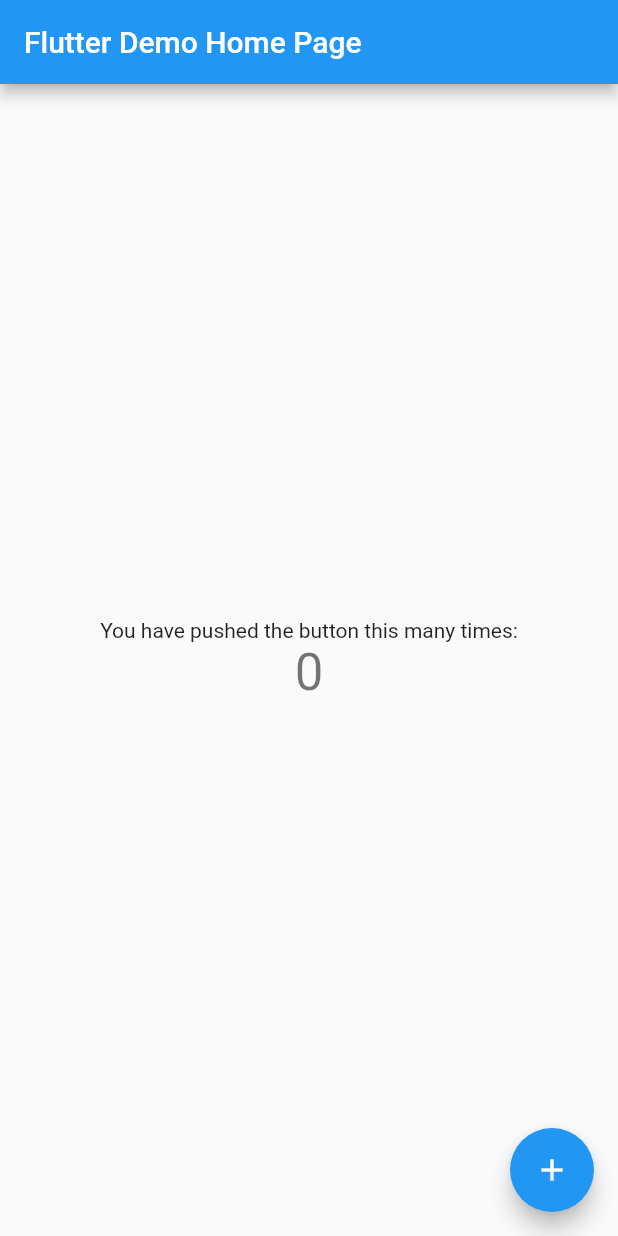
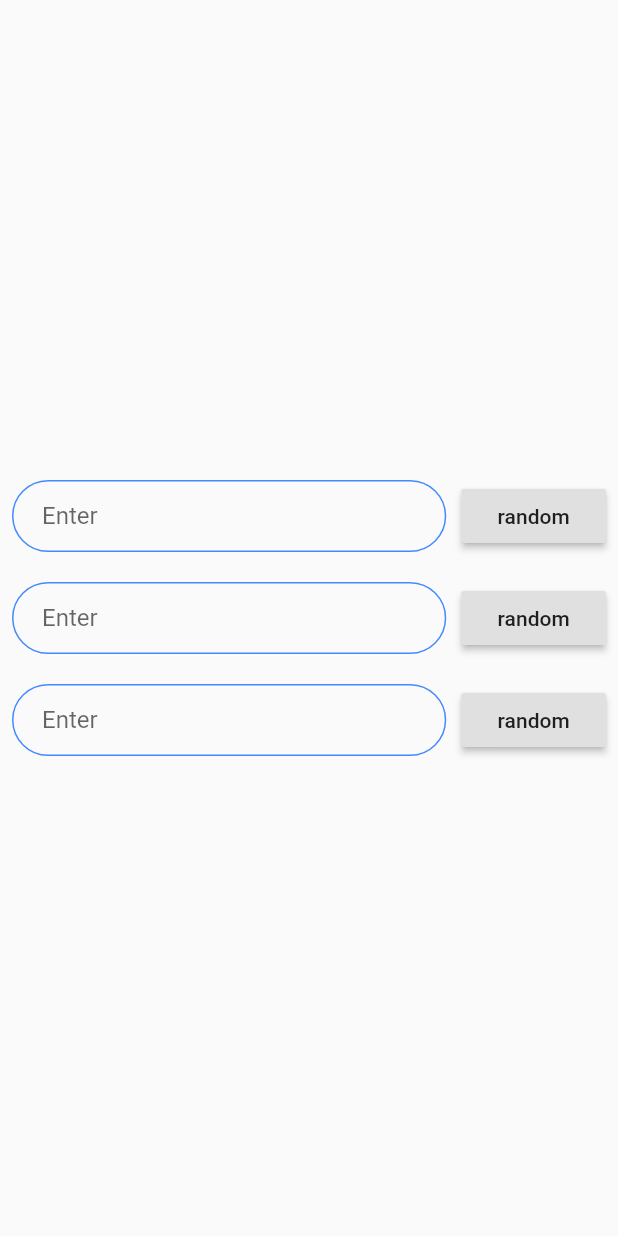
Before and after one commit to full-stack-engineer/pick_three, a Flutter app: the screen it shows after launch, on a phone screen of 412 x 824 dp. Run offline on Flutter 3.47's test engine with Material 2 defaults, Android fonts, the light colour scheme and no system bars.

Commit message:
add textfields and buttons(wip)

```diff
--- /dev/null
+++ b/lib/src/constants.dart
@@ -0,0 +1,35 @@
+import 'package:flutter/material.dart';
+
+const kSendButtonTextStyle = TextStyle(
+  color: Colors.lightBlueAccent,
+  fontWeight: FontWeight.bold,
+  fontSize: 18.0,
+);
+
+const kMessageTextFieldDecoration = InputDecoration(
+  contentPadding: EdgeInsets.symmetric(vertical: 10.0, horizontal: 20.0),
+  hintText: 'Type your message here...',
+  border: InputBorder.none,
+);
+
+const kMessageContainerDecoration = BoxDecoration(
+  border: Border(
+    top: BorderSide(color: Colors.lightBlueAccent, width: 2.0),
+  ),
+);
+
+const kTextFieldDecoration = InputDecoration(
+  hintText: 'Enter a value',
+  contentPadding: EdgeInsets.symmetric(vertical: 10.0, horizontal: 20.0),
+  border: OutlineInputBorder(
+    borderRadius: BorderRadius.all(Radius.circular(32.0)),
+  ),
+  enabledBorder: OutlineInputBorder(
+    borderSide: BorderSide(color: Colors.blueAccent, width: 1.0),
+    borderRadius: BorderRadius.all(Radius.circular(32.0)),
+  ),
+  focusedBorder: OutlineInputBorder(
+    borderSide: BorderSide(color: Colors.blueAccent, width: 2.0),
+    borderRadius: BorderRadius.all(Radius.circular(32.0)),
+  ),
+);
--- a/lib/src/my_app.dart
+++ b/lib/src/my_app.dart
@@ -1,4 +1,5 @@
 import 'package:flutter/material.dart';
+import 'package:pickthree/src/screens/home_screen.dart';
 
 class MyApp extends StatelessWidget {
   @override
@@ -8,53 +9,11 @@
       theme: ThemeData(
         primarySwatch: Colors.blue,
       ),
-      home: MyHomePage(title: 'Flutter Demo Home Page'),
+      home: HomeScreen(),
+      initialRoute: HomeScreen.id,
+      routes: {
+        HomeScreen.id: (context) => HomeScreen(),
+      },
     );
   }
 }
-
-class MyHomePage extends StatefulWidget {
-  MyHomePage({Key key, this.title}) : super(key: key);
-  final String title;
-
-  @override
-  _MyHomePageState createState() => _MyHomePageState();
-}
-
-class _MyHomePageState extends State<MyHomePage> {
-  int _counter = 0;
-
-  void _incrementCounter() {
-    setState(() {
-      _counter++;
-    });
-  }
-
-  @override
-  Widget build(BuildContext context) {
-    return Scaffold(
-      appBar: AppBar(
-        title: Text(widget.title),
-      ),
-      body: Center(
-        child: Column(
-          mainAxisAlignment: MainAxisAlignment.center,
-          children: <Widget>[
-            Text(
-              'You have pushed the button this many times:',
-            ),
-            Text(
-              '$_counter',
-              style: Theme.of(context).textTheme.headline4,
-            ),
-          ],
-        ),
-      ),
-      floatingActionButton: FloatingActionButton(
-        onPressed: _incrementCounter,
-        tooltip: 'Increment',
-        child: Icon(Icons.add),
-      ), // This trailing comma makes auto-formatting nicer for build methods.
-    );
-  }
-}
--- /dev/null
+++ b/lib/src/screens/home_screen.dart
@@ -0,0 +1,96 @@
+import 'package:flutter/material.dart';
+import 'package:flutter/rendering.dart';
+
+import '../constants.dart';
+
+class HomeScreen extends StatelessWidget {
+  static const String id = 'home_screen';
+
+  @override
+  Widget build(BuildContext context) {
+    return Scaffold(
+      body: SafeArea(
+        child: Padding(
+          padding: const EdgeInsets.all(8.0),
+          child: Column(
+            mainAxisAlignment: MainAxisAlignment.center,
+            children: <Widget>[
+              Row(
+                children: <Widget>[
+                  Expanded(
+                    flex: 3,
+                    child: TextField(
+                      decoration: kTextFieldDecoration.copyWith(
+                        hintText: 'Enter',
+                      ),
+                    ),
+                  ),
+                  SizedBox(
+                    width: 10,
+                  ),
+                  Expanded(
+                    flex: 1,
+                    child: RaisedButton(
+                      onPressed: (){},
+                      child: Text('random'),
+                    ),
+                  ),
+                ],
+              ),
+              SizedBox(
+                height: 20,
+              ),
+              Row(
+                children: <Widget>[
+                  Expanded(
+                    flex: 3,
+                    child: TextField(
+                      decoration: kTextFieldDecoration.copyWith(
+                        hintText: 'Enter',
+                      ),
+                    ),
+                  ),
+                  SizedBox(
+                    width: 10,
+                  ),
+                  Expanded(
+                    flex: 1,
+                    child: RaisedButton(
+                      onPressed: (){},
+                      child: Text('random'),
+                    ),
+                  ),
+                ],
+              ),
+              SizedBox(
+                height: 20,
+              ),
+              Row(
+                children: <Widget>[
+                  Expanded(
+                    flex: 3,
+                    child: TextField(
+                      decoration: kTextFieldDecoration.copyWith(
+                        hintText: 'Enter',
+                      ),
+                    ),
+                  ),
+                  SizedBox(
+                    width: 10,
+                  ),
+                  Expanded(
+                    flex: 1,
+                    child: RaisedButton(
+                      onPressed: (){},
+                      child: Text('random'),
+                    ),
+                  ),
+                ],
+              ),
+            ],
+          ),
+        ),
+      ),
+    );
+  }
+}
```
